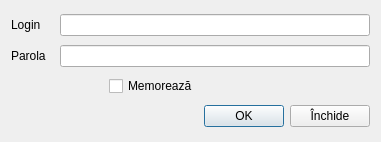
This is data/authorizationuser.ui in debalex77/USG as Qt 5 draws it before an edit. The edited form follows.
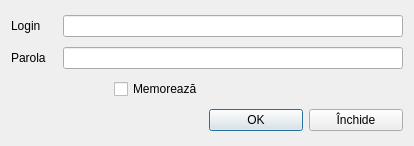
This is the edited form. Icons and pictures are not drawn.

Diff of the .ui file:
```diff
--- a/data/authorizationuser.ui
+++ b/data/authorizationuser.ui
@@ -6,10 +6,15 @@
    <rect>
     <x>0</x>
     <y>0</y>
-    <width>381</width>
-    <height>142</height>
+    <width>414</width>
+    <height>146</height>
    </rect>
   </property>
+  <property name="font">
+   <font>
+    <family>Segoe UI</family>
+   </font>
+  </property>
   <property name="windowTitle">
    <string>Dialog</string>
   </property>
@@ -97,6 +102,12 @@
    </item>
    <item row="3" column="3">
     <widget class="QPushButton" name="btnOK">
+     <property name="minimumSize">
+      <size>
+       <width>94</width>
+       <height>0</height>
+      </size>
+     </property>
      <property name="text">
       <string>OK</string>
      </property>
@@ -108,6 +119,12 @@
    </item>
    <item row="3" column="4">
     <widget class="QPushButton" name="btnCancel">
+     <property name="minimumSize">
+      <size>
+       <width>94</width>
+       <height>0</height>
+      </size>
+     </property>
      <property name="text">
       <string>Închide</string>
      </property>
```
